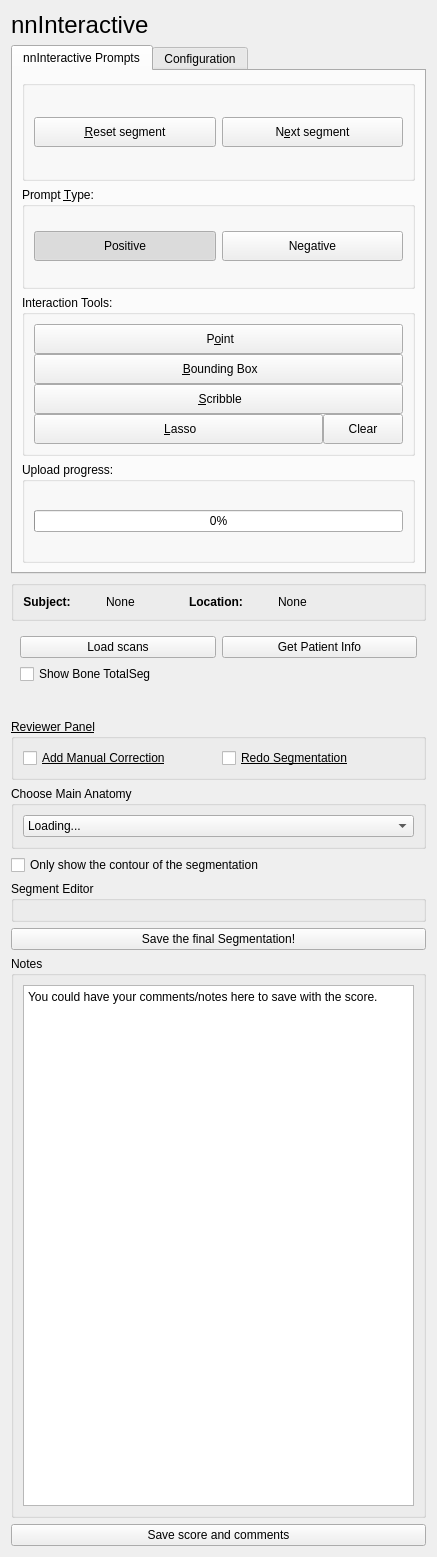
The window that slicer_plugin/SlicerNNInteractive/Resources/UI/SlicerNNInteractive.ui (xinyiwan/SlicerNNInteractive_BT) describes before a commit, drawn with Qt 5.
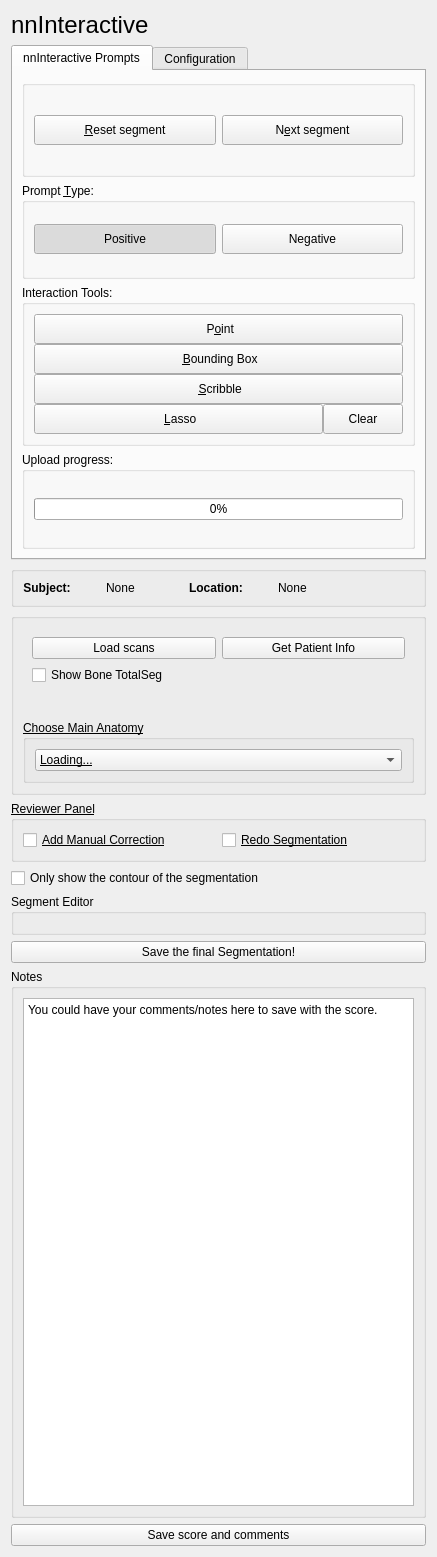
The same window after the commit. Custom widgets are drawn as their Qt base class.

Commit message: moved UI around to be compact  and reset paths

What changed in the file:
```diff
--- a/slicer_plugin/SlicerNNInteractive/Resources/UI/SlicerNNInteractive.ui
+++ b/slicer_plugin/SlicerNNInteractive/Resources/UI/SlicerNNInteractive.ui
@@ -435,6 +435,9 @@
     </widget>
    </item>
    <item>
+    <widget class="QGroupBox" name="gridGroupBox">
+     <layout class="QGridLayout" name="gridLayout">
+      <item row="0" column="0">
     <widget class="QWidget" name="widget" native="true">
      <layout class="QVBoxLayout" name="verticalLayout_scan_controls">
       <item>
@@ -479,6 +482,32 @@
      </layout>
     </widget>
    </item>
+      <item row="1" column="0">
+       <widget class="QGroupBox" name="groupBox_3">
+        <property name="font">
+         <font>
+          <underline>true</underline>
+         </font>
+        </property>
+        <property name="title">
+         <string>Choose Main Anatomy</string>
+        </property>
+        <layout class="QHBoxLayout" name="horizontalLayout_2">
+         <item>
+          <widget class="QComboBox" name="AnatomyBox">
+           <item>
+            <property name="text">
+             <string>Loading...</string>
+            </property>
+           </item>
+          </widget>
+         </item>
+        </layout>
+       </widget>
+      </item>
+     </layout>
+    </widget>
+   </item>
    <item>
     <widget class="QGroupBox" name="ReviewPanel">
      <property name="font">
@@ -510,24 +539,6 @@
      </layout>
     </widget>
    </item>
-   <item>
-    <widget class="QGroupBox" name="groupBox_3">
-     <property name="title">
-      <string>Choose Main Anatomy</string>
-     </property>
-     <layout class="QHBoxLayout" name="horizontalLayout_2">
-      <item>
-       <widget class="QComboBox" name="AnatomyBox">
-        <item>
-         <property name="text">
-          <string>Loading...</string>
-         </property>
-        </item>
-       </widget>
-      </item>
-     </layout>
-    </widget>
-   </item>
    <item>
     <widget class="QCheckBox" name="contourCheckBox">
      <property name="text">
```
Lines whose indentation alone changed are shown as unchanged. The commit also changes 1 other file.
